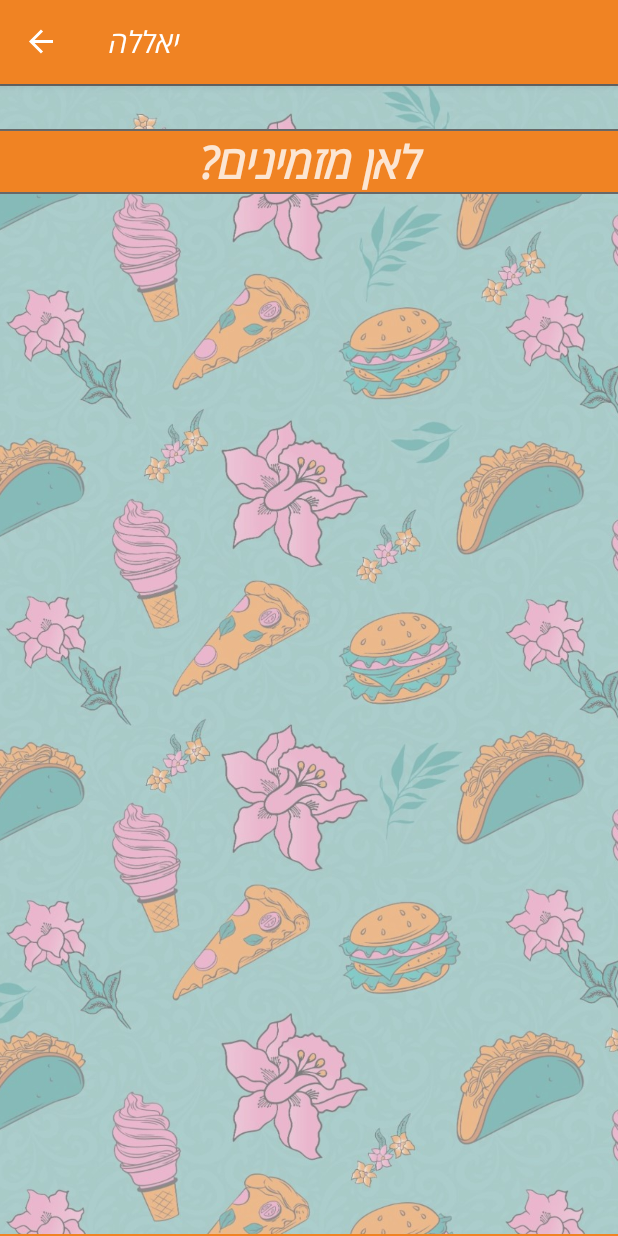
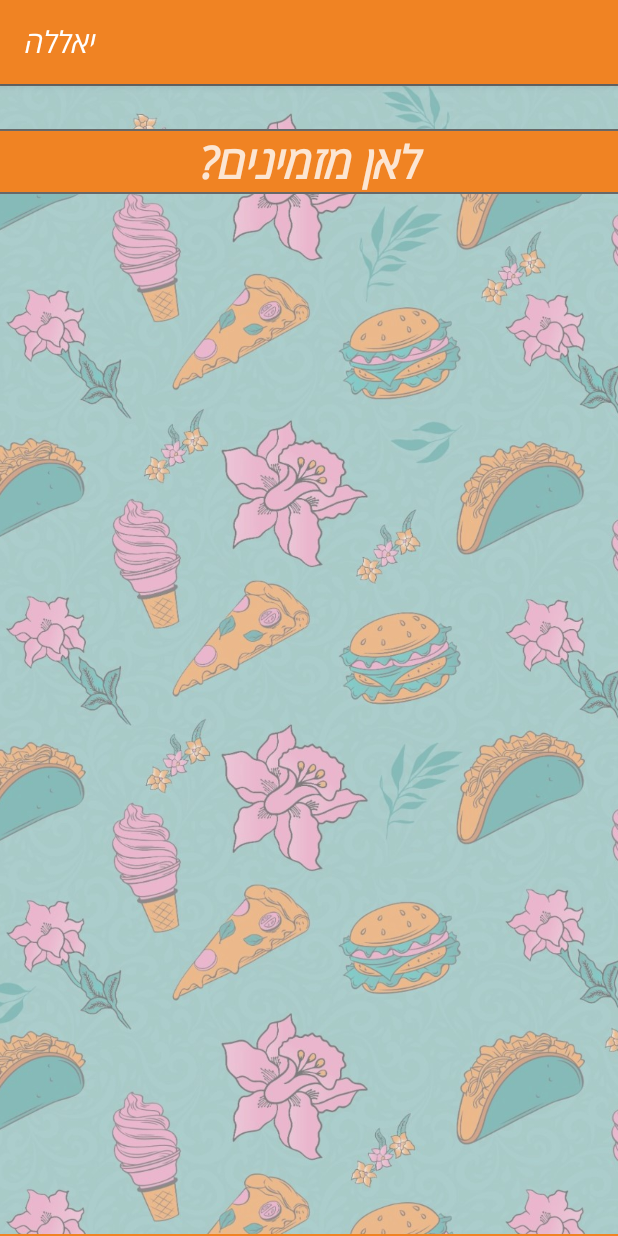
Before and after one commit to Assoulin/Yalla, an Android app: the screen it shows after launch (MainActivity), on a phone screen of 412 x 824 dp. Run offline under Robolectric (Android 15) with nearby library versions, the phone set to English and light mode, and no system bars; our stand-ins replace Room's generated code, navigation-ui; 1 statement that could not run was skipped.

Commit message:
Restaurant fragment 0.4

```diff
--- a/app/src/main/java/com/example/yalla/MainActivity.kt
+++ b/app/src/main/java/com/example/yalla/MainActivity.kt
@@ -15,6 +15,7 @@ class MainActivity : AppCompatActivity() {
     private lateinit var appBarConfiguration: AppBarConfiguration
     private lateinit var navController: NavController
     private lateinit var binding: ActivityMainBinding
+    private lateinit var navView: BottomNavigationView
 
     override fun onCreate(savedInstanceState: Bundle?) {
         val splashScreen = installSplashScreen()
@@ -23,7 +24,7 @@ class MainActivity : AppCompatActivity() {
         binding = ActivityMainBinding.inflate(layoutInflater)
         setContentView(binding.root)
 
-        val navView: BottomNavigationView = binding.navView
+        navView = binding.navView
 
         navController = findNavController(R.id.nav_host_fragment_activity_main)
         val graph = navController.graph
@@ -41,11 +42,18 @@ class MainActivity : AppCompatActivity() {
                 R.id.navigation_restaurants
             )
         )
-        setupActionBarWithNavController(navController, appBarConfiguration)
-        navView.setupWithNavController(navController)
+
+        navController.addOnDestinationChangedListener { _, destination, _ ->
+            if (destination.id != R.id.chooseDestinationFragment) {
+                setupActionBarWithNavController(navController, appBarConfiguration)
+                navView.setupWithNavController(navController)
+            }
+        }
     }
+
     override fun onSupportNavigateUp(): Boolean {
         navController = findNavController(R.id.nav_host_fragment_activity_main)
+
         return navController.navigateUp() || super.onSupportNavigateUp()
     }
 
--- a/app/src/main/java/com/example/yalla/dao/YallaDao.kt
+++ b/app/src/main/java/com/example/yalla/dao/YallaDao.kt
@@ -47,9 +47,16 @@ interface RestaurantDao {
     @Insert(onConflict = OnConflictStrategy.REPLACE)
     suspend fun insertFullAddress(fullAddressRoom: FullAddressRoom)
 
+//    @Insert(onConflict = OnConflictStrategy.REPLACE)
+//    suspend fun insertRestaurantsByDestinations(restaurantsByDestinations: List<RestaurantsByDestination>)
+
     @Transaction
     @Query("SELECT * FROM DestinationRestaurant WHERE destinationId=:chosenDestinationId")
     fun getRestaurantsByDestination(chosenDestinationId: Int): LiveData<RestaurantsByDestination>
+
+    @Transaction
+    @Query("SELECT * FROM DestinationRestaurant")
+    fun getRestaurantsByDestinations(): LiveData<RestaurantsByDestination>
 
 
     @Query("SELECT * FROM Destination")
--- /dev/null
+++ b/app/src/main/res/drawable/ic_baseline_settings_24.xml
@@ -0,0 +1,5 @@
+<vector android:autoMirrored="true" android:height="24dp"
+    android:tint="#F66161" android:viewportHeight="24"
+    android:viewportWidth="24" android:width="24dp" xmlns:android="http://schemas.android.com/apk/res/android">
+    <path android:fillColor="@android:color/white" android:pathData="M19.14,12.94c0.04,-0.3 0.06,-0.61 0.06,-0.94c0,-0.32 -0.02,-0.64 -0.07,-0.94l2.03,-1.58c0.18,-0.14 0.23,-0.41 0.12,-0.61l-1.92,-3.32c-0.12,-0.22 -0.37,-0.29 -0.59,-0.22l-2.39,0.96c-0.5,-0.38 -1.03,-0.7 -1.62,-0.94L14.4,2.81c-0.04,-0.24 -0.24,-0.41 -0.48,-0.41h-3.84c-0.24,0 -0.43,0.17 -0.47,0.41L9.25,5.35C8.66,5.59 8.12,5.92 7.63,6.29L5.24,5.33c-0.22,-0.08 -0.47,0 -0.59,0.22L2.74,8.87C2.62,9.08 2.66,9.34 2.86,9.48l2.03,1.58C4.84,11.36 4.8,11.69 4.8,12s0.02,0.64 0.07,0.94l-2.03,1.58c-0.18,0.14 -0.23,0.41 -0.12,0.61l1.92,3.32c0.12,0.22 0.37,0.29 0.59,0.22l2.39,-0.96c0.5,0.38 1.03,0.7 1.62,0.94l0.36,2.54c0.05,0.24 0.24,0.41 0.48,0.41h3.84c0.24,0 0.44,-0.17 0.47,-0.41l0.36,-2.54c0.59,-0.24 1.13,-0.56 1.62,-0.94l2.39,0.96c0.22,0.08 0.47,0 0.59,-0.22l1.92,-3.32c0.12,-0.22 0.07,-0.47 -0.12,-0.61L19.14,12.94zM12,15.6c-1.98,0 -3.6,-1.62 -3.6,-3.6s1.62,-3.6 3.6,-3.6s3.6,1.62 3.6,3.6S13.98,15.6 12,15.6z"/>
+</vector>
--- a/app/src/main/res/layout/fragment_choose_destination.xml
+++ b/app/src/main/res/layout/fragment_choose_destination.xml
@@ -70,7 +70,9 @@
         app:layout_constraintEnd_toEndOf="parent"
         app:layout_constraintStart_toStartOf="parent"
         app:layout_constraintTop_toBottomOf="@+id/tv_bottom_line"
-        tools:listitem="@layout/destination_item" />
+        tools:listitem="@layout/destination_item"
+        android:visibility="invisible"
+        tools:visibility="visible"/>
 
     <androidx.cardview.widget.CardView
         android:id="@+id/card_error"
```
Also changed, not shown: app/src/main/java/com/example/yalla/ui/address/choose_destination/ChooseDestinationFragment.kt (+6 -12 lines), app/src/main/java/com/example/yalla/ui/nav/restaurants/RestaurantsFragment.kt (+14 -0 lines), app/src/main/java/com/example/yalla/ui/nav/restaurants/RestaurantsViewModel.kt (+13 -5 lines), app/src/main/res/layout/fragment_restaurants.xml (+6 -6 lines), app/src/main/java/com/example/yalla/models/responses/DailySchedulesResponse.kt (renamed from app/src/main/java/com/example/yalla/models/responses/DailyScheduleResponse.kt).
